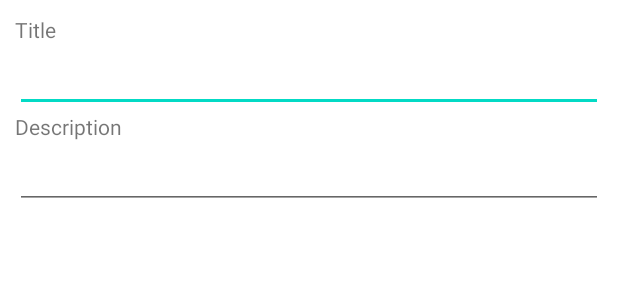
After one commit to Gerard01mm/ProjectoPIS, an Android app: the layout reminder_content.xml on its own in the app's theme, with its tools: preview values and no code run, on a phone screen of 412 x 824 dp. The commit adds this screen. Shown: the top 300 px of the screen. Run offline under Robolectric (Android 15) with nearby library versions, the phone set to English and light mode, and no system bars.

Commit message:
En proceso estamos

```diff
--- a/app/src/main/java/com/example/my_notes/DatabaseAdapter.java
+++ b/app/src/main/java/com/example/my_notes/DatabaseAdapter.java
@@ -222,12 +222,13 @@ public class DatabaseAdapter {
     }
 
 
-    public void saveReminder(String title, String id, String owner, String date){
+    public void saveReminder(String title, String id, String owner, String date, String description){
         Map<String, Object> reminder = new HashMap<>();
         reminder.put("title", title);
         reminder.put("date", date);
         reminder.put("id", id);
         reminder.put("owner", owner);
+        reminder.put("description", description);
 
         Log.d(TAG, "saveReminder");
 
@@ -249,7 +250,7 @@ public class DatabaseAdapter {
     }
 
 
-    public void updateReminder(String title, String id, String owner, String date){
+    public void updateReminder(String title, String id, String owner, String date, String description){
         final DocumentReference [] docRef = new DocumentReference[1];
 
         Map<String, Object> reminder = new HashMap<>();
@@ -257,6 +258,7 @@ public class DatabaseAdapter {
         reminder.put("date", date);
         reminder.put("id", id);
         reminder.put("owner", owner);
+        reminder.put("description", description);
 
         Log.d(TAG, "updateReminder");
 
--- a/app/src/main/java/com/example/my_notes/RecyclerView_adapters/RemindersAdapter.java
+++ b/app/src/main/java/com/example/my_notes/RecyclerView_adapters/RemindersAdapter.java
@@ -4,11 +4,13 @@ import android.content.Context;
 import android.view.LayoutInflater;
 import android.view.View;
 import android.view.ViewGroup;
+import android.widget.ImageView;
 import android.widget.LinearLayout;
 import android.widget.TextView;
 import android.widget.Toast;
 
 import androidx.annotation.NonNull;
+import androidx.navigation.Navigation;
 import androidx.recyclerview.widget.RecyclerView;
 
 import com.example.my_notes.R;
@@ -97,7 +99,9 @@ public class RemindersAdapter extends RecyclerView.Adapter<RemindersAdapter.View
         reminder_layout.setOnClickListener(new View.OnClickListener() {
             @Override
             public void onClick(View v) {
-                Toast.makeText(v.getContext(), "Se ha detectado un pulso", Toast.LENGTH_SHORT).show();
+                //Obrim un altre finestra amb el contuingut del cardView
+
+                //Toast.makeText(v.getContext(), "Se ha detectado un pulso", Toast.LENGTH_SHORT).show();
             }
         });
     }
--- a/app/src/main/java/com/example/my_notes/Reminders/Reminder.java
+++ b/app/src/main/java/com/example/my_notes/Reminders/Reminder.java
@@ -214,7 +214,7 @@ public class Reminder {
 
     public void saveReminder(){
         Log.d("saveReminder", "adapter-> saveReminder");
-        adapter.saveReminder(this.title, this.id, this.owner, this.date);
+        adapter.saveReminder(this.title, this.id, this.owner, this.date, this.description);
     }
 
 
@@ -227,7 +227,7 @@ public class Reminder {
 
     public void updateReminder(){
         Log.d("updateReminder", "adapter-> updateFolder");
-        adapter.updateReminder(this.title, this.id, this.owner, this.date);
+        adapter.updateReminder(this.title, this.id, this.owner, this.date, this.description);
     }
 
 }
--- a/app/src/main/java/com/example/my_notes/ui/calendar/CalendarFragment.java
+++ b/app/src/main/java/com/example/my_notes/ui/calendar/CalendarFragment.java
@@ -37,6 +37,7 @@ import androidx.annotation.RequiresApi;
 import androidx.fragment.app.Fragment;
 import androidx.lifecycle.Observer;
 import androidx.lifecycle.ViewModelProvider;
+import androidx.recyclerview.widget.ItemTouchHelper;
 import androidx.recyclerview.widget.LinearLayoutManager;
 import androidx.recyclerview.widget.RecyclerView;
 
@@ -81,12 +82,15 @@ public class CalendarFragment extends Fragment {
                 new ViewModelProvider(this).get(CalendarViewModel.class);
         View root = inflater.inflate(R.layout.fragment_calendar, container, false);
 
+
         //Emmagatzem el context del pare
         this.parentContext = root.getContext();
+
 
         //Ajustem la recyclerView
         this.reminder_list = (RecyclerView)root.findViewById(R.id.cRecyclerView);
         this.reminder_list.setLayoutManager(new LinearLayoutManager(parentContext));
+
 
         //Ajustem el calendari i afegim el event
         this.calendar = (MaterialCalendarView)root.findViewById(R.id.calendar);
@@ -96,6 +100,7 @@ public class CalendarFragment extends Fragment {
             @Override
             public void onDateSelected(@NonNull MaterialCalendarView widget, @NonNull CalendarDay date, boolean selected) {
                 String day = calendar.getSelectedDate().toString();
+                Log.d("DIA SELECCIONAT", "EL DIA PULSAT ÉS EL" + day);
 
                 //Cridarem a la funció que refrescarà i mostrara el contingut dels reminders del dia
                 //Seleccionat
@@ -193,5 +198,4 @@ public class CalendarFragment extends Fragment {
         calendarViewModel.getReminders().observe(getViewLifecycleOwner(), observer);
         calendarViewModel.getToast().observe(getViewLifecycleOwner(), observerToast);
     }
-
 }
--- a/app/src/main/java/com/example/my_notes/ui/calendar/CalendarViewModel.java
+++ b/app/src/main/java/com/example/my_notes/ui/calendar/CalendarViewModel.java
@@ -39,6 +39,9 @@ public class CalendarViewModel extends ViewModel implements DatabaseAdapter.vmIn
     }
 
 
+    public Reminder getReminder(int pos) { return this.mReminders.getValue().get(pos);}
+
+
     public void addReminder(String title, String description, String alert, String date, String id, String owner){
         Reminder reminder = new Reminder(title, description, alert, date);
 
--- a/app/src/main/res/layout/fragment_calendar.xml
+++ b/app/src/main/res/layout/fragment_calendar.xml
@@ -21,13 +21,13 @@
                 android:layout_height="wrap_content"
                 android:background="#E4E4E4"
                 app:mcv_selectionColor="@color/textColorPrimary"
-
                 app:mcv_showOtherDates="all" />
 
             <androidx.recyclerview.widget.RecyclerView
                 android:id="@+id/cRecyclerView"
                 android:layout_width="match_parent"
-                android:layout_height="match_parent" />
+                android:layout_height="match_parent"
+                android:clickable="true"/>
         </LinearLayout>
 
         <com.google.android.material.floatingactionbutton.ExtendedFloatingActionButton
--- a/app/src/main/res/layout/reminder_card.xml
+++ b/app/src/main/res/layout/reminder_card.xml
@@ -30,7 +30,7 @@
 
             <TextView
                 android:id="@+id/reminder_title"
-                android:layout_width="328dp"
+                android:layout_width="318dp"
                 android:layout_height="wrap_content"
                 android:layout_gravity="center"
                 android:paddingStart="@dimen/leftPadding"
@@ -42,7 +42,6 @@
                 android:textStyle="bold">
 
             </TextView>
-
 
             <ImageView
                 android:layout_width="51dp"
--- /dev/null
+++ b/app/src/main/res/layout/reminder_content.xml
@@ -0,0 +1,41 @@
+<?xml version="1.0" encoding="utf-8"?>
+<LinearLayout
+    xmlns:android="http://schemas.android.com/apk/res/android"
+    android:layout_width="match_parent"
+    android:layout_height="wrap_content"
+    android:padding="10dp"
+    android:orientation="vertical">
+
+    <!--Titulo-->
+    <TextView
+        android:text="@string/form_title"
+        android:layout_width="match_parent"
+        android:layout_height="wrap_content">
+    </TextView>
+
+    <com.google.android.material.textfield.TextInputEditText
+        android:id="@+id/reminder_title_content"
+        android:layout_width="match_parent"
+        android:layout_height="wrap_content">
+
+    </com.google.android.material.textfield.TextInputEditText>
+
+
+    <!--Description-->
+    <TextView
+        android:text="@string/form_description"
+        android:layout_width="match_parent"
+        android:layout_height="wrap_content">
+    </TextView>
+
+    <com.google.android.material.textfield.TextInputEditText
+        android:id="@+id/reminder_descp_content"
+        android:layout_width="match_parent"
+        android:layout_height="wrap_content">
+
+    </com.google.android.material.textfield.TextInputEditText>
+
+    <!--Image button eliminar-->
+
+
+</LinearLayout>
--- a/app/src/main/res/navigation/mobile_navigation.xml
+++ b/app/src/main/res/navigation/mobile_navigation.xml
@@ -19,13 +19,15 @@
         android:id="@+id/nav_calendar"
         android:name="com.example.my_notes.ui.calendar.CalendarFragment"
         android:label="@string/menu_calendar"
-        tools:layout="@layout/fragment_calendar" />
+        tools:layout="@layout/fragment_calendar" >
+    </fragment>
 
     <fragment
         android:id="@+id/nav_slideshow"
         android:name="com.example.my_notes.BlankFragment"
         android:label="@string/menu_slideshow"
         tools:layout="@layout/fragment_blank" />
+
     <fragment
         android:id="@+id/nav_noteList"
         android:name="com.example.my_notes.ui.notes.NotesFragment"
--- a/app/src/main/res/values/strings.xml
+++ b/app/src/main/res/values/strings.xml
@@ -55,5 +55,6 @@
     <string name="form_description">Description</string>
     <string name="form_alarm">Add alarm</string>
     <string name="clock_description">Alarm image</string>
+    <string name="settings_description">Settings description</string>
 
 </resources>
```
Also changed, not shown: app/src/main/res/drawable/more_vert_black_24dp.xml (added, +9 -0 lines).
